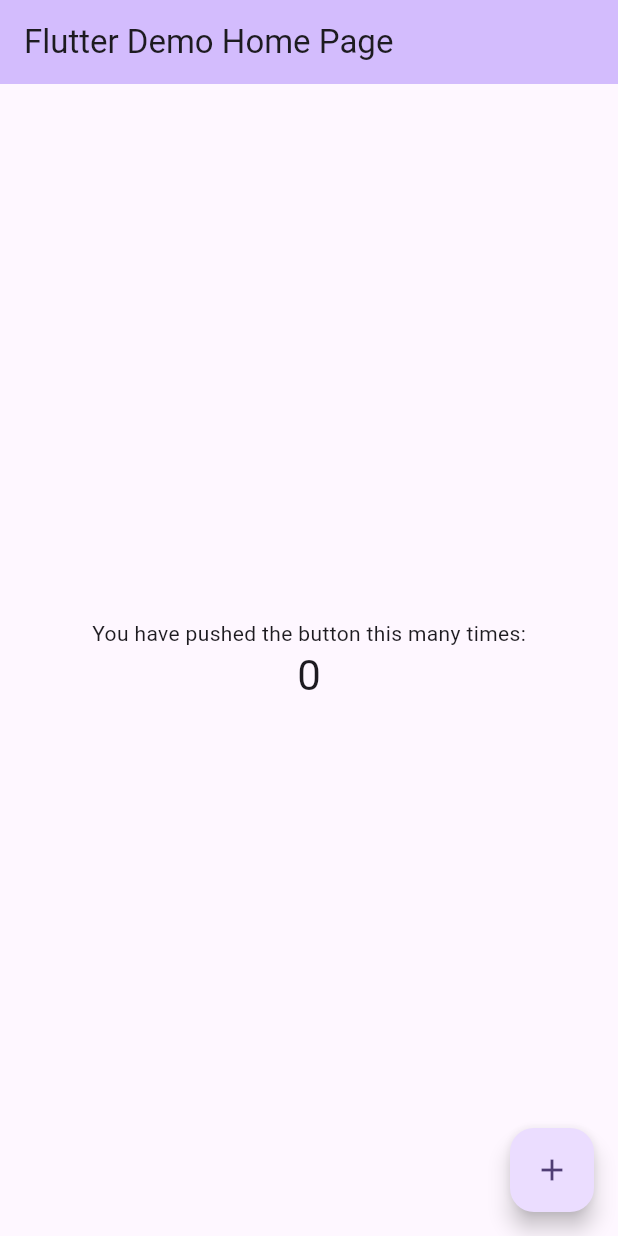
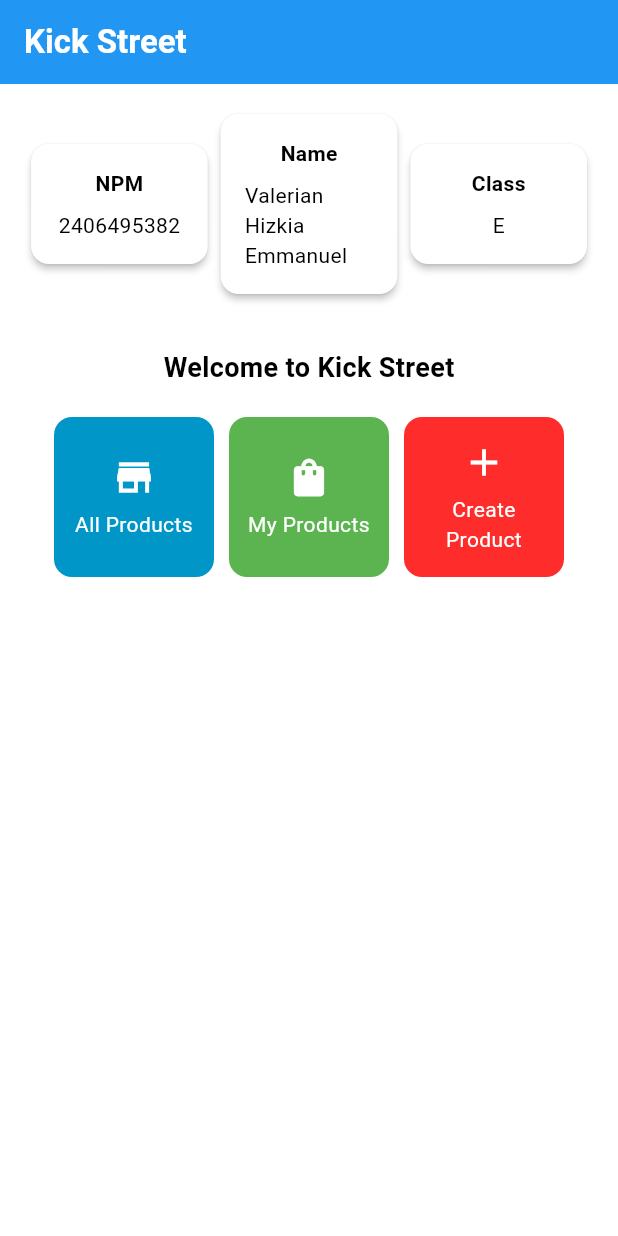
Before and after one commit to Kritzeey/kick-street-flutter, a Flutter app: the screen it shows after launch, on a phone screen of 412 x 824 dp. Run offline on Flutter 3.47's test engine with Material 3 defaults, Android fonts, the light colour scheme and no system bars.

Commit message:
feat: modularize app, change colors

```diff
--- a/lib/main.dart
+++ b/lib/main.dart
@@ -1,4 +1,5 @@
 import 'package:flutter/material.dart';
+import 'package:kick_street_flutter/menu.dart';
 
 void main() {
   runApp(const MyApp());
@@ -28,95 +29,10 @@
         //
         // This works for code too, not just values: Most code changes can be
         // tested with just a hot reload.
-        colorScheme: ColorScheme.fromSeed(seedColor: Colors.deepPurple),
+        colorScheme: ColorScheme.fromSwatch(primarySwatch: Colors.blue)
+        .copyWith(secondary: Colors.blueAccent[400]),
       ),
-      home: const MyHomePage(title: 'Flutter Demo Home Page'),
+      home: MyHomePage(),
     );
   }
 }
-
-class MyHomePage extends StatefulWidget {
-  const MyHomePage({super.key, required this.title});
-
-  // This widget is the home page of your application. It is stateful, meaning
-  // that it has a State object (defined below) that contains fields that affect
-  // how it looks.
-
-  // This class is the configuration for the state. It holds the values (in this
-  // case the title) provided by the parent (in this case the App widget) and
-  // used by the build method of the State. Fields in a Widget subclass are
-  // always marked "final".
-
-  final String title;
-
-  @override
-  State<MyHomePage> createState() => _MyHomePageState();
-}
-
-class _MyHomePageState extends State<MyHomePage> {
-  int _counter = 0;
-
-  void _incrementCounter() {
-    setState(() {
-      // This call to setState tells the Flutter framework that something has
-      // changed in this State, which causes it to rerun the build method below
-      // so that the display can reflect the updated values. If we changed
-      // _counter without calling setState(), then the build method would not be
-      // called again, and so nothing would appear to happen.
-      _counter++;
-    });
-  }
-
-  @override
-  Widget build(BuildContext context) {
-    // This method is rerun every time setState is called, for instance as done
-    // by the _incrementCounter method above.
-    //
-    // The Flutter framework has been optimized to make rerunning build methods
-    // fast, so that you can just rebuild anything that needs updating rather
-    // than having to individually change instances of widgets.
-    return Scaffold(
-      appBar: AppBar(
-        // TRY THIS: Try changing the color here to a specific color (to
-        // Colors.amber, perhaps?) and trigger a hot reload to see the AppBar
-        // change color while the other colors stay the same.
-        backgroundColor: Theme.of(context).colorScheme.inversePrimary,
-        // Here we take the value from the MyHomePage object that was created by
-        // the App.build method, and use it to set our appbar title.
-        title: Text(widget.title),
-      ),
-      body: Center(
-        // Center is a layout widget. It takes a single child and positions it
-        // in the middle of the parent.
-        child: Column(
-          // Column is also a layout widget. It takes a list of children and
-          // arranges them vertically. By default, it sizes itself to fit its
-          // children horizontally, and tries to be as tall as its parent.
-          //
-          // Column has various properties to control how it sizes itself and
-          // how it positions its children. Here we use mainAxisAlignment to
-          // center the children vertically; the main axis here is the vertical
-          // axis because Columns are vertical (the cross axis would be
-          // horizontal).
-          //
-          // TRY THIS: Invoke "debug painting" (choose the "Toggle Debug Paint"
-          // action in the IDE, or press "p" in the console), to see the
-          // wireframe for each widget.
-          mainAxisAlignment: MainAxisAlignment.center,
-          children: <Widget>[
-            const Text('You have pushed the button this many times:'),
-            Text(
-              '$_counter',
-              style: Theme.of(context).textTheme.headlineMedium,
-            ),
-          ],
-        ),
-      ),
-      floatingActionButton: FloatingActionButton(
-        onPressed: _incrementCounter,
-        tooltip: 'Increment',
-        child: const Icon(Icons.add),
-      ), // This trailing comma makes auto-formatting nicer for build methods.
-    );
-  }
-}
--- /dev/null
+++ b/lib/menu.dart
@@ -0,0 +1,174 @@
+import 'package:flutter/material.dart';
+
+class MyHomePage extends StatelessWidget {
+  MyHomePage({super.key});
+
+  final String name = "Valerian Hizkia Emmanuel";
+  final String npm = "2406495382";
+  final String kelas = "E";
+
+  final List<ItemHomepage> items = [
+    ItemHomepage("All Products", Icons.store_mall_directory, 0xFF0096C7),
+    ItemHomepage("My Products", Icons.shopping_bag, 0xFF5BB450),
+    ItemHomepage("Create Product", Icons.add, 0xFFFF2C2C),
+  ];
+
+  @override
+  Widget build(BuildContext context) {
+    return Scaffold(
+      appBar: AppBar(
+        title: const Text(
+          "Kick Street",
+          style: TextStyle(
+            color: Colors.white,
+            fontWeight: FontWeight.bold,
+          ),
+        ),
+        backgroundColor: Theme.of(context).colorScheme.primary,
+      ),
+      body: Padding(
+        padding: const EdgeInsets.all(16.0),
+        child: Column(
+          crossAxisAlignment: CrossAxisAlignment.center,
+          children: [
+            Row(
+              mainAxisAlignment: MainAxisAlignment.spaceEvenly,
+              children: [
+                InfoCard(title: "NPM", content: npm),
+                InfoCard(title: "Name", content: name),
+                InfoCard(title: "Class", content: kelas),
+              ],
+            ),
+
+            const SizedBox(height: 16.0),
+
+            Center(
+              child: Column(
+                children: [
+                  const Padding(
+                    padding: EdgeInsets.only(top: 16.0),
+
+                    child: Text(
+                      "Welcome to Kick Street",
+                      style: TextStyle(
+                        fontWeight: FontWeight.bold,
+                        fontSize: 18.0,
+                      ),
+                    ),
+                  ),
+
+                  GridView.count(
+                    primary: true,
+                    padding: const EdgeInsets.all(20),
+                    crossAxisSpacing: 10,
+                    mainAxisSpacing: 10,
+                    crossAxisCount: 3,
+                    shrinkWrap: true,
+
+                    children: items.map((ItemHomepage item) {
+                      return ItemCard(item);
+                    }).toList(),
+                  )
+                ],
+              ),
+            )
+          ],
+        ),
+      ),
+    );
+  }
+}
+
+class InfoCard extends StatelessWidget {
+  // Kartu informasi yang menampilkan title dan content.
+
+  final String title;  // Judul kartu.
+  final String content;  // Isi kartu.
+
+  const InfoCard({super.key, required this.title, required this.content});
+
+  @override
+  Widget build(BuildContext context) {
+    return Card(
+      // Membuat kotak kartu dengan bayangan dibawahnya.
+      elevation: 2.0,
+      child: Container(
+        // Mengatur ukuran dan jarak di dalam kartu.
+        width: MediaQuery.of(context).size.width / 3.5, // menyesuaikan dengan lebar device yang digunakan.
+        padding: const EdgeInsets.all(16.0),
+        // Menyusun title dan content secara vertikal.
+        child: Column(
+          children: [
+            Text(
+              title,
+              style: const TextStyle(fontWeight: FontWeight.bold),
+            ),
+            const SizedBox(height: 8.0),
+            Text(content),
+          ],
+        ),
+      ),
+    );
+  }
+}
+
+class ItemHomepage {
+  final String name;
+  final IconData icon;
+  final int color;
+
+  ItemHomepage(this.name, this.icon, this.color);
+}
+
+class ItemCard extends StatelessWidget {
+  // Menampilkan kartu dengan ikon dan nama.
+
+  final ItemHomepage item;
+
+  const ItemCard(this.item, {super.key});
+
+  @override
+  Widget build(BuildContext context) {
+    return Material(
+      // Menentukan warna latar belakang dari tema aplikasi.
+      color: Color(item.color),
+      // Membuat sudut kartu melengkung.
+      borderRadius: BorderRadius.circular(12),
+
+      child: InkWell(
+        // Aksi ketika kartu ditekan.
+        onTap: () {
+          // Menampilkan pesan SnackBar saat kartu ditekan.
+          ScaffoldMessenger.of(context)
+            ..hideCurrentSnackBar()
+            ..showSnackBar(
+              SnackBar(content: Text("Kamu telah menekan tombol ${item.name}!"))
+            );
+        },
+        // Container untuk menyimpan Icon dan Text
+        child: Container(
+          padding: const EdgeInsets.all(8),
+          child: Center(
+            child: Column(
+              // Menyusun ikon dan teks di tengah kartu.
+              mainAxisAlignment: MainAxisAlignment.center,
+              children: [
+                Icon(
+                  item.icon,
+                  color: Colors.white,
+                  size: 30.0,
+                ),
+                const Padding(padding: EdgeInsets.all(3)),
+                Text(
+                  item.name,
+                  textAlign: TextAlign.center,
+                  style: const TextStyle(color: Colors.white),
+                ),
+              ],
+            ),
+          ),
+        ),
+      ),
+    );
+  }
+}
```
